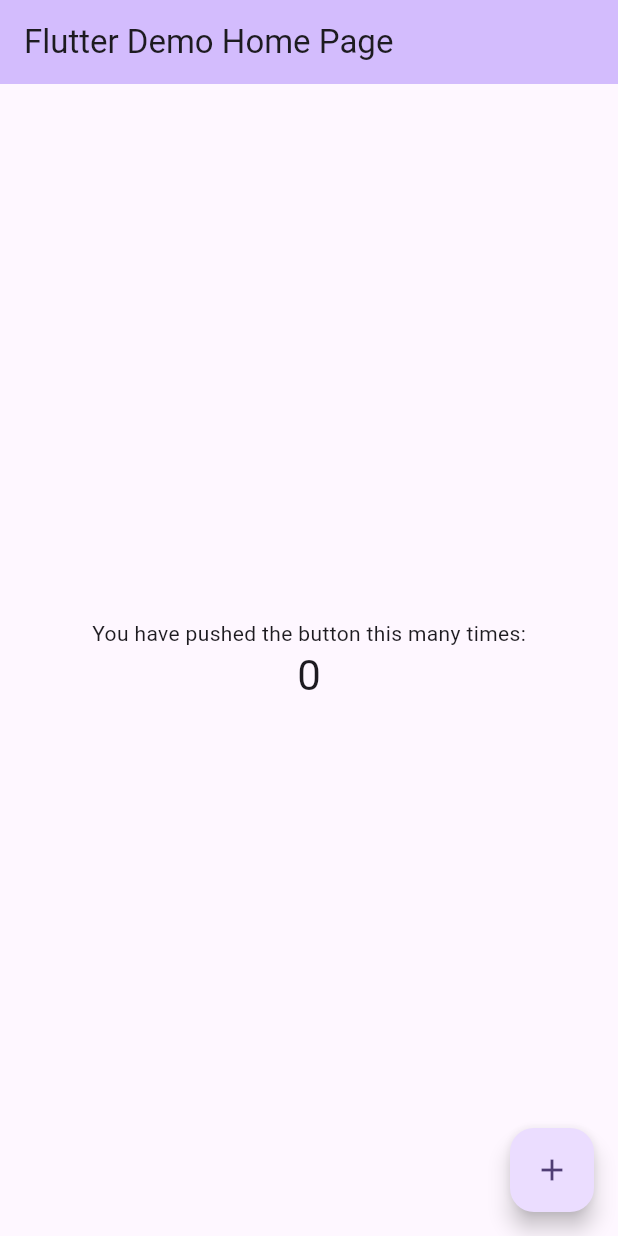
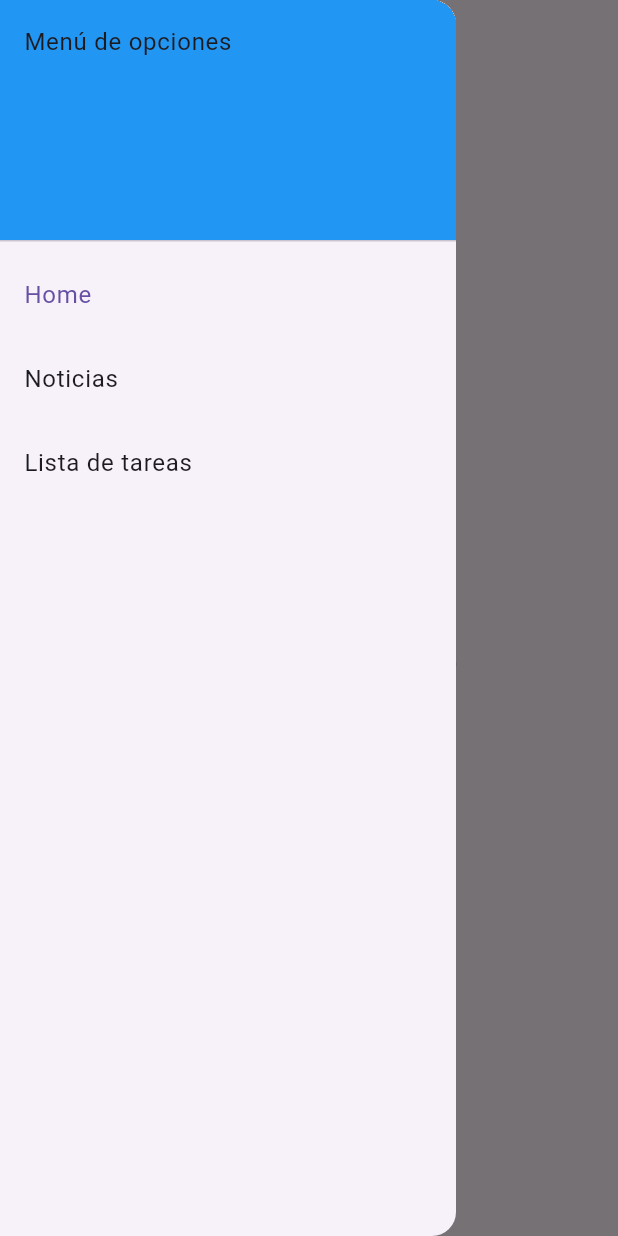
Before and after one commit to Jazzon001/Examen1, a Flutter app: the screen it shows after launch, with the side drawer open (before the commit the screen has no drawer), on a phone screen of 412 x 824 dp. Run offline on Flutter 3.47's test engine with Material 3 defaults, Android fonts, the phone set to English and light mode, and no system bars.

Commit message:
Implementación de menú principal

```diff
--- a/examen1/lib/main.dart
+++ b/examen1/lib/main.dart
@@ -1,52 +1,23 @@
 import 'package:flutter/material.dart';
 
-void main() {
-  runApp(const MyApp());
-}
+void main() => runApp(const MyApp());
 
 class MyApp extends StatelessWidget {
   const MyApp({super.key});
 
-  // This widget is the root of your application.
+  static const appTitle = 'App Ceutec';
+
   @override
   Widget build(BuildContext context) {
-    return MaterialApp(
-      title: 'Flutter Demo',
-      theme: ThemeData(
-        // This is the theme of your application.
-        //
-        // TRY THIS: Try running your application with "flutter run". You'll see
-        // the application has a purple toolbar. Then, without quitting the app,
-        // try changing the seedColor in the colorScheme below to Colors.green
-        // and then invoke "hot reload" (save your changes or press the "hot
-        // reload" button in a Flutter-supported IDE, or press "r" if you used
-        // the command line to start the app).
-        //
-        // Notice that the counter didn't reset back to zero; the application
-        // state is not lost during the reload. To reset the state, use hot
-        // restart instead.
-        //
-        // This works for code too, not just values: Most code changes can be
-        // tested with just a hot reload.
-        colorScheme: ColorScheme.fromSeed(seedColor: Colors.deepPurple),
-        useMaterial3: true,
-      ),
-      home: const MyHomePage(title: 'Flutter Demo Home Page'),
+    return const MaterialApp(
+      title: appTitle,
+      home: MyHomePage(title: appTitle),
     );
   }
 }
 
 class MyHomePage extends StatefulWidget {
   const MyHomePage({super.key, required this.title});
-
-  // This widget is the home page of your application. It is stateful, meaning
-  // that it has a State object (defined below) that contains fields that affect
-  // how it looks.
-
-  // This class is the configuration for the state. It holds the values (in this
-  // case the title) provided by the parent (in this case the App widget) and
-  // used by the build method of the State. Fields in a Widget subclass are
-  // always marked "final".
 
   final String title;
 
@@ -55,71 +26,96 @@
 }
 
 class _MyHomePageState extends State<MyHomePage> {
-  int _counter = 0;
+  int _selectedIndex = 0;
+  static const TextStyle optionStyle =
+      TextStyle(fontSize: 30, fontWeight: FontWeight.bold);
+  static const List<Widget> _widgetOptions = <Widget>[
+    Text(
+      'Index 0: Home',
+      style: optionStyle,
+    ),
+    Text(
+      'Index 1: Noticias',
+      style: optionStyle,
+    ),
+    Text(
+      'Index 2: Lista de tareas',
+      style: optionStyle,
+    ),
+  ];
 
-  void _incrementCounter() {
+  void _onItemTapped(int index) {
     setState(() {
-      // This call to setState tells the Flutter framework that something has
-      // changed in this State, which causes it to rerun the build method below
-      // so that the display can reflect the updated values. If we changed
-      // _counter without calling setState(), then the build method would not be
-      // called again, and so nothing would appear to happen.
-      _counter++;
+      _selectedIndex = index;
     });
   }
 
   @override
   Widget build(BuildContext context) {
-    // This method is rerun every time setState is called, for instance as done
-    // by the _incrementCounter method above.
-    //
-    // The Flutter framework has been optimized to make rerunning build methods
-    // fast, so that you can just rebuild anything that needs updating rather
-    // than having to individually change instances of widgets.
     return Scaffold(
       appBar: AppBar(
-        // TRY THIS: Try changing the color here to a specific color (to
-        // Colors.amber, perhaps?) and trigger a hot reload to see the AppBar
-        // change color while the other colors stay the same.
-        backgroundColor: Theme.of(context).colorScheme.inversePrimary,
-        // Here we take the value from the MyHomePage object that was created by
-        // the App.build method, and use it to set our appbar title.
         title: Text(widget.title),
+        leading: Builder(
+          builder: (context) {
+            return IconButton(
+              icon: const Icon(Icons.menu),
+              onPressed: () {
+                Scaffold.of(context).openDrawer();
+              },
+            );
+          },
+        ),
       ),
       body: Center(
-        // Center is a layout widget. It takes a single child and positions it
-        // in the middle of the parent.
-        child: Column(
-          // Column is also a layout widget. It takes a list of children and
-          // arranges them vertically. By default, it sizes itself to fit its
-          // children horizontally, and tries to be as tall as its parent.
-          //
-          // Column has various properties to control how it sizes itself and
-          // how it positions its children. Here we use mainAxisAlignment to
-          // center the children vertically; the main axis here is the vertical
-          // axis because Columns are vertical (the cross axis would be
-          // horizontal).
-          //
-          // TRY THIS: Invoke "debug painting" (choose the "Toggle Debug Paint"
-          // action in the IDE, or press "p" in the console), to see the
-          // wireframe for each widget.
-          mainAxisAlignment: MainAxisAlignment.center,
-          children: <Widget>[
-            const Text(
-              'You have pushed the button this many times:',
+        child: _widgetOptions[_selectedIndex],
+      ),
+      drawer: Drawer(
+        // Add a ListView to the drawer. This ensures the user can scroll
+        // through the options in the drawer if there isn't enough vertical
+        // space to fit everything.
+        child: ListView(
+          // Important: Remove any padding from the ListView.
+          padding: EdgeInsets.zero,
+          children: [
+            const DrawerHeader(
+              decoration: BoxDecoration(
+                color: Colors.blue,
+              ),
+              child: Text('Menú de opciones'),
             ),
-            Text(
-              '$_counter',
-              style: Theme.of(context).textTheme.headlineMedium,
+            ListTile(
+              title: const Text('Home'),
+              selected: _selectedIndex == 0,
+              onTap: () {
+                // Update the state of the app
+                _onItemTapped(0);
+                // Then close the drawer
+                Navigator.pop(context);
+              },
+            ),
+            ListTile(
+              title: const Text('Noticias'),
+              selected: _selectedIndex == 1,
+              onTap: () {
+                // Update the state of the app
+                _onItemTapped(1);
+                // Then close the drawer
+                Navigator.pop(context);
+              },
+            ),
+            ListTile(
+              title: const Text('Lista de tareas'),
+              selected: _selectedIndex == 2,
+              onTap: () {
+                // Update the state of the app
+                _onItemTapped(2);
+                // Then close the drawer
+                Navigator.pop(context);
+              },
             ),
           ],
         ),
       ),
-      floatingActionButton: FloatingActionButton(
-        onPressed: _incrementCounter,
-        tooltip: 'Increment',
-        child: const Icon(Icons.add),
-      ), // This trailing comma makes auto-formatting nicer for build methods.
     );
   }
 }
```
